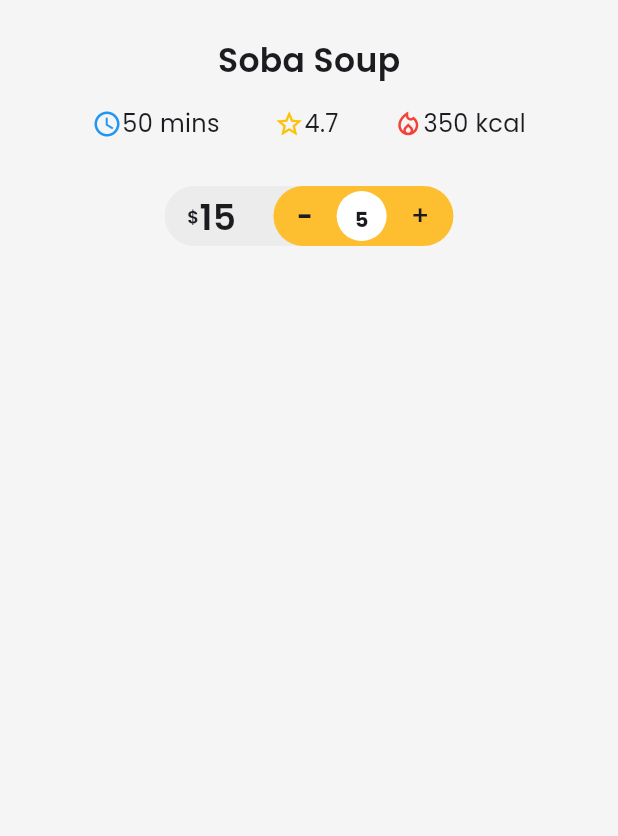
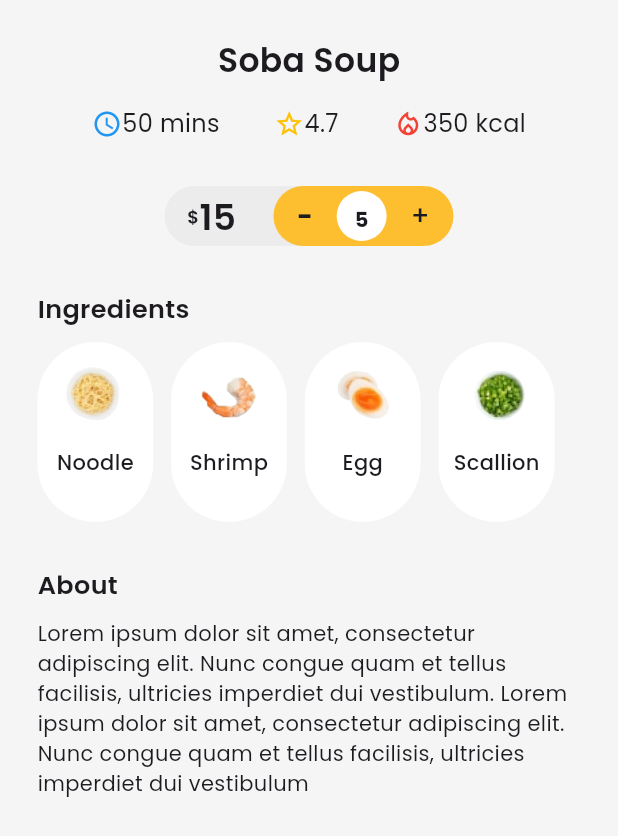
Before and after one commit to Uzair2120/Food-App, a Flutter app: the FoodDetails widget shown alone on an empty page, opened directly with sample values from the repository, on a phone screen of 412 x 824 dp. Shown: the top 836 px of the screen. Run offline on Flutter 3.47's test engine with Material 3 defaults, Android fonts, the phone set to English and light mode, and no system bars; our stand-ins replace google_fonts, smooth_page_indicator.

Commit message:
details done

```diff
--- a/lib/models/food.dart
+++ b/lib/models/food.dart
@@ -26,7 +26,7 @@ class Food {
           5,
           '350 kcal',
           15,
-          'Lorem ipsum dolor sit amet, consectetur adipiscing elit. Nunc congue quam et tellus facilisis, ultricies imperdiet dui vestibulum',
+          'Lorem ipsum dolor sit amet, consectetur adipiscing elit. Nunc congue quam et tellus facilisis, ultricies imperdiet dui vestibulum. Lorem ipsum dolor sit amet, consectetur adipiscing elit. Nunc congue quam et tellus facilisis, ultricies imperdiet dui vestibulum',
           [
             {'Noodle': 'assets/images/ingre1.png'},
             {'Shrimp': 'assets/images/ingre2.png'},
@@ -43,7 +43,7 @@ class Food {
         7,
         '325 kcal',
         18,
-        'Lorem ipsum dolor sit amet, consectetur adipiscing elit. Nunc congue quam et tellus facilisis, ultricies imperdiet dui vestibulum',
+        'Lorem ipsum dolor sit amet, consectetur adipiscing elit. Nunc congue quam et tellus facilisis, ultricies imperdiet dui vestibulum. Lorem ipsum dolor sit amet, consectetur adipiscing elit. Nunc congue quam et tellus facilisis, ultricies imperdiet dui vestibulum',
         [
           {'Noodle': 'assets/images/ingre1.png'},
           {'Shrimp': 'assets/images/ingre2.png'},
@@ -60,7 +60,7 @@ class Food {
           10,
           '400 kcal',
           20,
-          'Lorem ipsum dolor sit amet, consectetur adipiscing elit. Nunc congue quam et tellus facilisis, ultricies imperdiet dui vestibulum',
+          'Lorem ipsum dolor sit amet, consectetur adipiscing elit. Nunc congue quam et tellus facilisis, ultricies imperdiet dui vestibulum. Lorem ipsum dolor sit amet, consectetur adipiscing elit. Nunc congue quam et tellus facilisis, ultricies imperdiet dui vestibulum',
           [
             {'Noodle': 'assets/images/ingre1.png'},
             {'Shrimp': 'assets/images/ingre2.png'},
@@ -82,7 +82,7 @@ class Food {
           11,
           '450 kcal',
           19,
-          'Lorem ipsum dolor sit amet, consectetur adipiscing elit. Nunc congue quam et tellus facilisis, ultricies imperdiet dui vestibulum',
+          'Lorem ipsum dolor sit amet, consectetur adipiscing elit. Nunc congue quam et tellus facilisis, ultricies imperdiet dui vestibulum. Lorem ipsum dolor sit amet, consectetur adipiscing elit. Nunc congue quam et tellus facilisis, ultricies imperdiet dui vestibulum',
           [
             {'Noodle': 'assets/images/ingre1.png'},
             {'Shrimp': 'assets/images/ingre2.png'},
@@ -99,7 +99,7 @@ class Food {
         7,
         '325 kcal',
         18,
-        'Lorem ipsum dolor sit amet, consectetur adipiscing elit. Nunc congue quam et tellus facilisis, ultricies imperdiet dui vestibulum',
+        'Lorem ipsum dolor sit amet, consectetur adipiscing elit. Nunc congue quam et tellus facilisis, ultricies imperdiet dui vestibulum. Lorem ipsum dolor sit amet, consectetur adipiscing elit. Nunc congue quam et tellus facilisis, ultricies imperdiet dui vestibulum',
         [
           {'Noodle': 'assets/images/ingre1.png'},
           {'Shrimp': 'assets/images/ingre2.png'},
--- a/lib/screens/detailsPage/detailsWidgets/foodDetail.dart
+++ b/lib/screens/detailsPage/detailsWidgets/foodDetail.dart
@@ -5,52 +5,127 @@ import 'package:food_delivery_app/models/food.dart';
 import 'package:food_delivery_app/screens/detailsPage/detailsWidgets/foodQuantity.dart';
 import 'package:google_fonts/google_fonts.dart';
 
-class FoodDetails extends StatelessWidget{
+class FoodDetails extends StatelessWidget {
   final Food food;
-  FoodDetails(
-      this.food
-      );
+  FoodDetails(this.food);
   @override
   Widget build(BuildContext context) {
     return Container(
+      margin: EdgeInsets.all(0),
       color: kbackground,
       padding: EdgeInsets.all(25),
-      child: Column(
-        children: [
-          Text(food.name, style: GoogleFonts.poppins(
-            fontWeight: FontWeight.w600,
-            fontSize: 22
-          ),),
-          SizedBox(height: 15,),
-          Row(
-            mainAxisAlignment: MainAxisAlignment.spaceEvenly,
+      child: Column(children: [
+        Text(
+          food.name,
+          style: GoogleFonts.poppins(fontWeight: FontWeight.w600, fontSize: 22),
+        ),
+        SizedBox(
+          height: 15,
+        ),
+        Row(
+          mainAxisAlignment: MainAxisAlignment.spaceEvenly,
+          children: [
+            _IconsButtonText(
+                Icons.watch_later_outlined, Colors.blue, food.waiting),
+            _IconsButtonText(Icons.star_border_outlined, Colors.amber,
+                food.score.toString()),
+            _IconsButtonText(
+                Icons.local_fire_department_outlined, Colors.red, food.cal),
+          ],
+        ),
+        SizedBox(
+          height: 30,
+        ),
+        FoodQuantity(food),
+        SizedBox(
+          height: 30,
+        ),
+        Row(
+          mainAxisAlignment: MainAxisAlignment.start,
+          children: [
+            Text(
+              'Ingredients',
+              style: GoogleFonts.poppins(
+                  fontSize: 17, fontWeight: FontWeight.w600),
+            ),
+          ],
+        ),
+        SizedBox(
+          height: 10,
+        ),
+        Container(
+          height: 120,
+          child: ListView.separated(
+              scrollDirection: Axis.horizontal,
+              itemBuilder: (context, index) {
+                return Container(
+                    padding: EdgeInsets.all(10),
+                    decoration: BoxDecoration(
+                        borderRadius: BorderRadius.circular(40),
+                        color: Colors.white),
+                    child: Column(
+                      children: [
+                        Image.asset(
+                          food.ingredients[index].values.first,
+                          height: 50,
+                        ),
+                        SizedBox(
+                          height: 10,
+                        ),
+                        Text(
+                          food.ingredients[index].keys.first,
+                          style: GoogleFonts.poppins(
+                              fontWeight: FontWeight.w500, fontSize: 14),
+                        )
+                      ],
+                    ));
+              },
+              separatorBuilder: (context, index) {
+                return SizedBox(
+                  width: 12,
+                );
+              },
+              itemCount: food.ingredients.length),
+        ),
+        SizedBox(
+          height: 30,
+        ),
+        Container(
+          child: Column(
             children: [
-              _IconsButtonText(Icons.watch_later_outlined, Colors.blue, food.waiting),
-              _IconsButtonText(Icons.star_border_outlined, Colors.amber, food.score.toString()),
-              _IconsButtonText(Icons.local_fire_department_outlined, Colors.red, food.cal),
+              Row(
+                children: [
+                  Text(
+                    'About',
+                    style: GoogleFonts.poppins(
+                        fontSize: 17, fontWeight: FontWeight.w600),
+                  ),
+                ],
+              ),
+              SizedBox(height: 10,),
+              Text(food.about)
             ],
           ),
-
-          SizedBox(height: 30,),
-          FoodQuantity(food),
-        ]
-      ),
+        )
+      ]),
     );
   }
 
-  Widget _IconsButtonText(IconData icon , Color color , String text){
+  Widget _IconsButtonText(IconData icon, Color color, String text) {
     return Container(
       child: Row(
         children: [
-          Icon(icon,
-          size: 20,
-          color: color,),
-          Text(text, style: GoogleFonts.poppins(
-            fontSize: 16
-          ),),
+          Icon(
+            icon,
+            size: 20,
+            color: color,
+          ),
+          Text(
+            text,
+            style: GoogleFonts.poppins(fontSize: 16),
+          ),
         ],
       ),
     );
   }
-
 }
```
